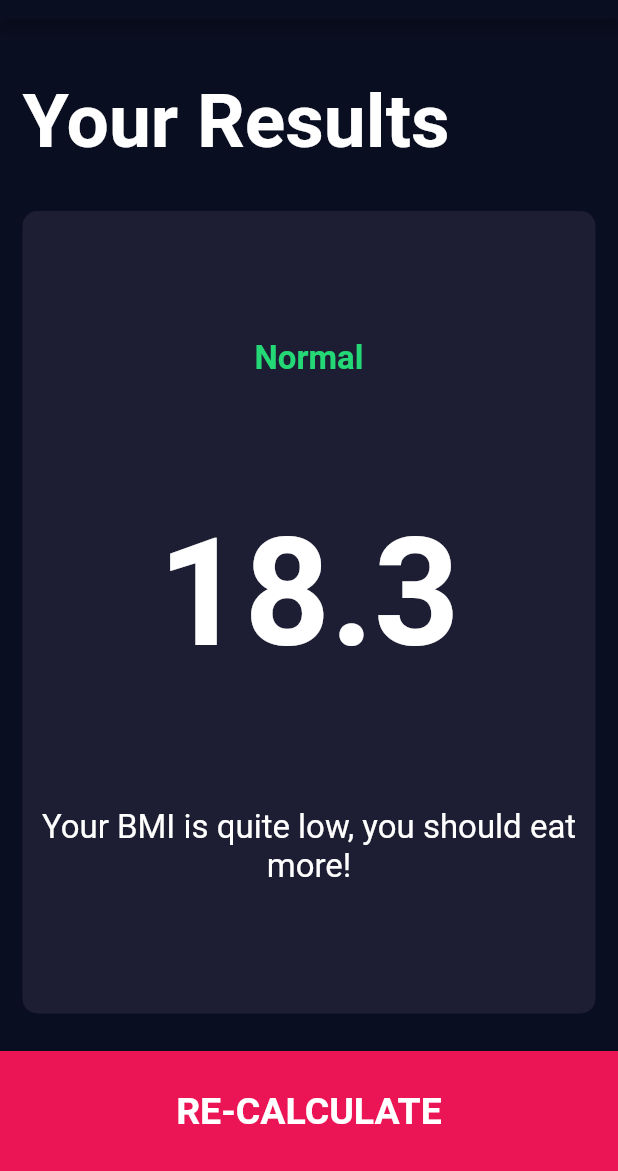
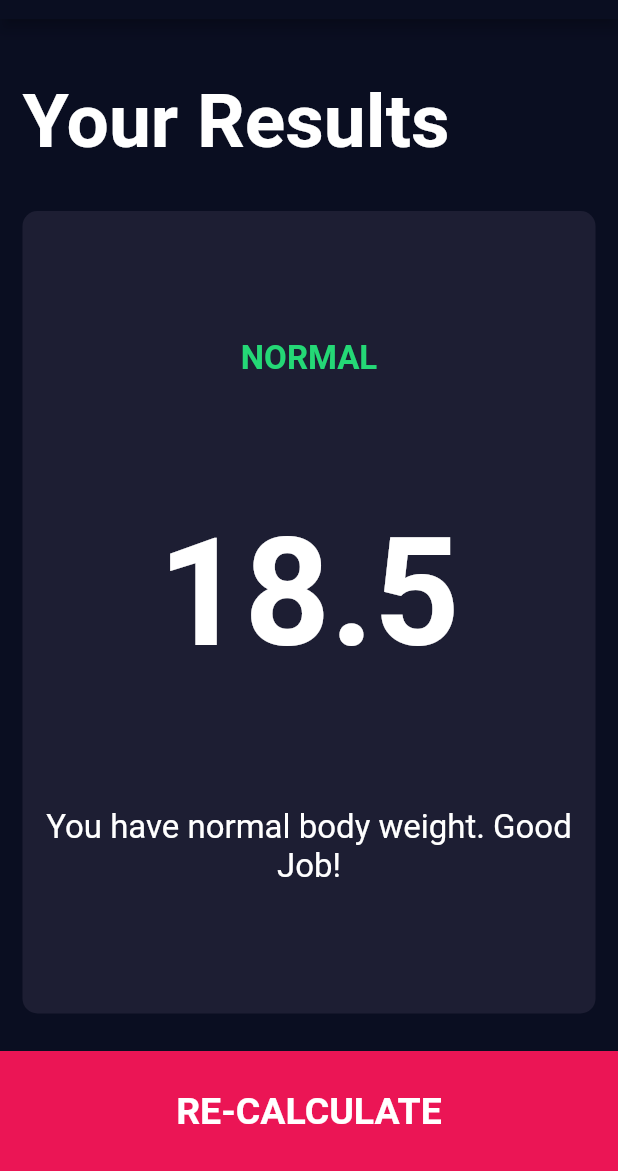
Before and after one commit to 0xharkirat/bmi_calculator, a Flutter app: the screen it shows after launch, after a tap on "CALCULATE", on a phone screen of 412 x 824 dp, the part 65-1236 px from its top. Run offline on Flutter 3.47's test engine with Material 2 defaults, Android fonts, the phone set to English and light mode, and no system bars; our stand-ins replace font_awesome_flutter.

Commit message:
Calculator model and icons

```diff
--- /dev/null
+++ b/lib/calculator_brain.dart
@@ -0,0 +1,44 @@
+import 'dart:math';
+class CalculatorBrain{
+
+  CalculatorBrain({required  this.height, required  this.weight});
+
+  final int? height;
+  final int? weight;
+
+  late double _bmi;
+
+  String calculateBMI(){
+    _bmi = weight! / pow(height! / 100, 2);
+    return _bmi.toStringAsFixed(1);
+  }
+
+  String getResult(){
+    if (_bmi >=25){
+      return 'Overweight';
+    }
+    else if (_bmi > 18){
+      return 'Normal';
+    }
+    else{
+      return 'Underweight';
+    }
+  }
+
+  String getInterpretation(){
+    if (_bmi >=25){
+      return 'You have higher than normal body weight. Try to exercise more.';
+    }
+    else if (_bmi > 18){
+      return 'You have normal body weight. Good Job!';
+    }
+    else{
+      return 'You have lower than normal body weight. You can eat more.';
+    }
+
+
+
+  }
+
+
+}
--- a/lib/main.dart
+++ b/lib/main.dart
@@ -7,6 +7,7 @@ class BMICalculator extends StatelessWidget {
   @override
   Widget build(BuildContext context) {
     return MaterialApp(
+      debugShowCheckedModeBanner: false,
       home: InputPage(),
       theme: ThemeData.dark().copyWith(
         colorScheme: ColorScheme.fromSwatch().copyWith(
--- a/lib/pages/input_page.dart
+++ b/lib/pages/input_page.dart
@@ -5,6 +5,7 @@ import '../components/reusable_card.dart';
 import '../components/icon_content.dart';
 import '../constants.dart';
 import '../components/bottom_button.dart';
+import 'package:bmi_calculator/calculator_brain.dart';
 
 enum Gender {
   male,
@@ -206,7 +207,13 @@ class _InputPageState extends State<InputPage> {
           ),
           BottomButton(
             onTap: (){
-              Navigator.push(context, MaterialPageRoute(builder: (context)=> ResultsPage()));
+              CalculatorBrain calcB = CalculatorBrain(height: height, weight: weight);
+              Navigator.push(context, MaterialPageRoute(builder: (context)=> ResultsPage(
+                bmiResults: calcB.calculateBMI(),
+                resultText: calcB.getResult(),
+                interpretation: calcB.getInterpretation(),
+
+              )));
             },
             title: "CALCULATE",
           )
--- a/lib/pages/results_page.dart
+++ b/lib/pages/results_page.dart
@@ -4,8 +4,14 @@ import '../components/reusable_card.dart';
 import '../components/bottom_button.dart';
 
 
+
 class ResultsPage extends StatelessWidget {
-  const ResultsPage({Key? key}) : super(key: key);
+
+  ResultsPage({required this.bmiResults, required this.interpretation, required this.resultText});
+
+  final String bmiResults;
+  final String resultText;
+  final String interpretation;
 
   @override
   Widget build(BuildContext context) {
@@ -31,16 +37,16 @@ class ResultsPage extends StatelessWidget {
                 crossAxisAlignment: CrossAxisAlignment.center,
                 children: <Widget> [
                   Text(
-                    'Normal',
+                    resultText.toUpperCase(),
                     style: kResultsTextStyle,
 
                   ),
                   Text(
-                    '18.3',
+                    bmiResults,
                     style: kBMITextStyle,
                   ),
                   Text(
-                    'Your BMI is quite low, you should eat more! ',
+                    interpretation,
                     style: kBodyTextStyle,
                     textAlign: TextAlign.center,
                   ),
```
Also changed, not shown: 37 other files.
